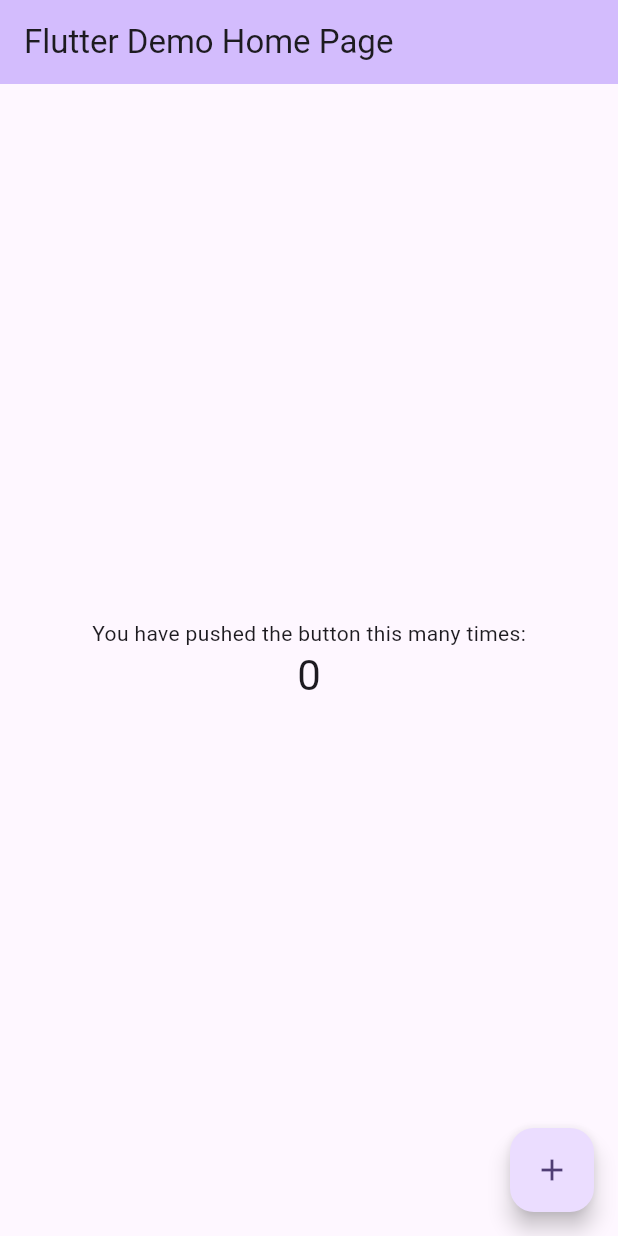
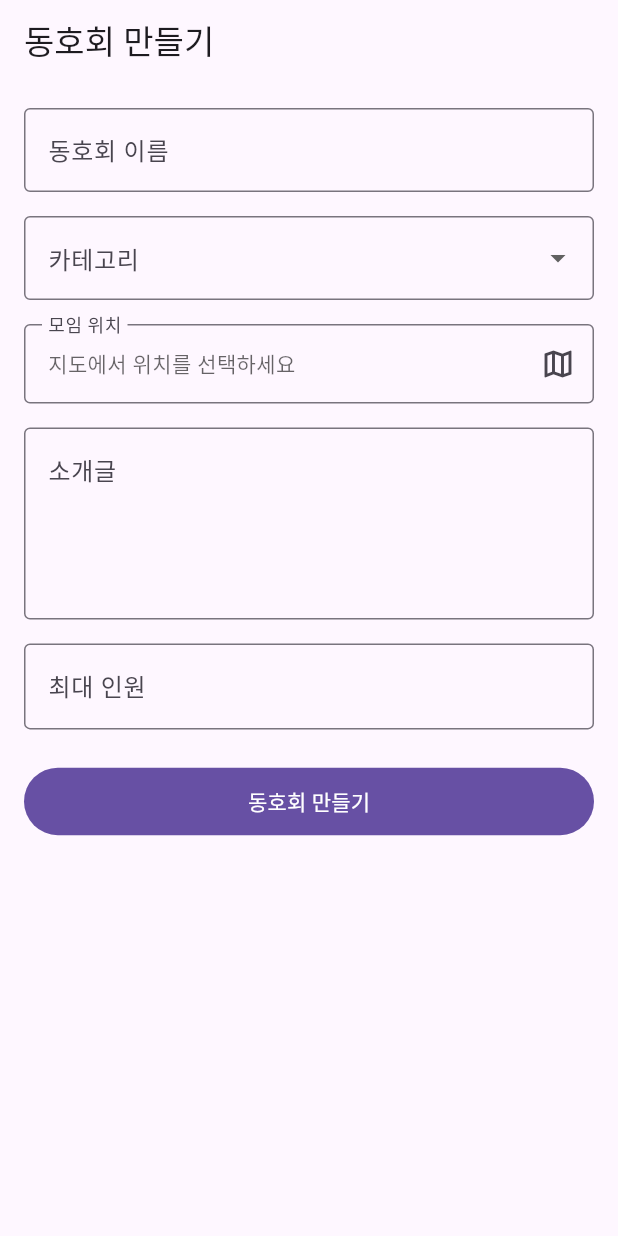
Before and after one commit to taetae0821/HABL, a Flutter app: the screen it shows after launch, on a phone screen of 412 x 824 dp. Run offline on Flutter 3.47's test engine with Material 3 defaults, Android fonts, the phone set to English and light mode, and no system bars; missing offline and left inert: kakao_map_plugin.

Commit message:
임시로 페이지 생성

```diff
--- a/lib/main.dart
+++ b/lib/main.dart
@@ -1,122 +1,21 @@
 import 'package:flutter/material.dart';
+import 'package:kakao_map_plugin/kakao_map_plugin.dart';
+
+import 'src/Formclub.dart';
+import 'src/kakao_config.dart';
 
 void main() {
-  runApp(const MyApp());
+  AuthRepository.initialize(appKey: kakaoJavaScriptKey);
+  runApp(const Main());
 }
 
-class MyApp extends StatelessWidget {
-  const MyApp({super.key});
+class Main extends StatelessWidget {
+  const Main({super.key});
 
-  // This widget is the root of your application.
   @override
   Widget build(BuildContext context) {
-    return MaterialApp(
-      title: 'Flutter Demo',
-      theme: ThemeData(
-        // This is the theme of your application.
-        //
-        // TRY THIS: Try running your application with "flutter run". You'll see
-        // the application has a purple toolbar. Then, without quitting the app,
-        // try changing the seedColor in the colorScheme below to Colors.green
-        // and then invoke "hot reload" (save your changes or press the "hot
-        // reload" button in a Flutter-supported IDE, or press "r" if you used
-        // the command line to start the app).
-        //
-        // Notice that the counter didn't reset back to zero; the application
-        // state is not lost during the reload. To reset the state, use hot
-        // restart instead.
-        //
-        // This works for code too, not just values: Most code changes can be
-        // tested with just a hot reload.
-        colorScheme: .fromSeed(seedColor: Colors.deepPurple),
-      ),
-      home: const MyHomePage(title: 'Flutter Demo Home Page'),
+    return const MaterialApp(
+      home: Formclub(),
     );
   }
 }
-
-class MyHomePage extends StatefulWidget {
-  const MyHomePage({super.key, required this.title});
-
-  // This widget is the home page of your application. It is stateful, meaning
-  // that it has a State object (defined below) that contains fields that affect
-  // how it looks.
-
-  // This class is the configuration for the state. It holds the values (in this
-  // case the title) provided by the parent (in this case the App widget) and
-  // used by the build method of the State. Fields in a Widget subclass are
-  // always marked "final".
-
-  final String title;
-
-  @override
-  State<MyHomePage> createState() => _MyHomePageState();
-}
-
-class _MyHomePageState extends State<MyHomePage> {
-  int _counter = 0;
-
-  void _incrementCounter() {
-    setState(() {
-      // This call to setState tells the Flutter framework that something has
-      // changed in this State, which causes it to rerun the build method below
-      // so that the display can reflect the updated values. If we changed
-      // _counter without calling setState(), then the build method would not be
-      // called again, and so nothing would appear to happen.
-      _counter++;
-    });
-  }
-
-  @override
-  Widget build(BuildContext context) {
-    // This method is rerun every time setState is called, for instance as done
-    // by the _incrementCounter method above.
-    //
-    // The Flutter framework has been optimized to make rerunning build methods
-    // fast, so that you can just rebuild anything that needs updating rather
-    // than having to individually change instances of widgets.
-    return Scaffold(
-      appBar: AppBar(
-        // TRY THIS: Try changing the color here to a specific color (to
-        // Colors.amber, perhaps?) and trigger a hot reload to see the AppBar
-        // change color while the other colors stay the same.
-        backgroundColor: Theme.of(context).colorScheme.inversePrimary,
-        // Here we take the value from the MyHomePage object that was created by
-        // the App.build method, and use it to set our appbar title.
-        title: Text(widget.title),
-      ),
-      body: Center(
-        // Center is a layout widget. It takes a single child and positions it
-        // in the middle of the parent.
-        child: Column(
-          // Column is also a layout widget. It takes a list of children and
-          // arranges them vertically. By default, it sizes itself to fit its
-          // children horizontally, and tries to be as tall as its parent.
-          //
-          // Column has various properties to control how it sizes itself and
-          // how it positions its children. Here we use mainAxisAlignment to
-          // center the children vertically; the main axis here is the vertical
-          // axis because Columns are vertical (the cross axis would be
-          // horizontal).
-          //
-          // TRY THIS: Invoke "debug painting" (choose the "Toggle Debug Paint"
-          // action in the IDE, or press "p" in the console), to see the
-          // wireframe for each widget.
-          mainAxisAlignment: .center,
-          children: [
-            const Text('You have pushed the button this many times:'),
-            Text(
-              '$_counter',
-              style: Theme.of(context).textTheme.headlineMedium,
-            ),
-          ],
-        ),
-      ),
-      floatingActionButton: FloatingActionButton(
-        onPressed: _incrementCounter,
-        tooltip: 'Increment',
-        child: const Icon(Icons.add),
-      ),
-    );
-  }
-}
--- /dev/null
+++ b/lib/src/Formclub.dart
@@ -0,0 +1,170 @@
+import 'package:flutter/material.dart';
+import 'package:kakao_map_plugin/kakao_map_plugin.dart';
+
+import 'location_picker_page.dart';
+
+const List<String> _clubCategories = [
+  '운동',
+  '스터디',
+  '음악',
+  '미술/공예',
+  '여행',
+  '게임',
+  '봉사활동',
+  '기타',
+];
+
+class Formclub extends StatefulWidget {
+  const Formclub({super.key});
+
+  @override
+  State<Formclub> createState() => _FormclubState();
+}
+
+class _FormclubState extends State<Formclub> {
+  final _formKey = GlobalKey<FormState>();
+  final _nameController = TextEditingController();
+  final _descriptionController = TextEditingController();
+  final _maxMemberController = TextEditingController();
+
+  String? _selectedCategory;
+  LatLng? _selectedLatLng;
+  String? _selectedAddress;
+
+  @override
+  void dispose() {
+    _nameController.dispose();
+    _descriptionController.dispose();
+    _maxMemberController.dispose();
+    super.dispose();
+  }
+
+  Future<void> _pickLocation() async {
+    final result = await Navigator.of(context).push<ClubLocationResult>(
+      MaterialPageRoute(
+        builder: (_) => LocationPickerPage(initialLatLng: _selectedLatLng),
+      ),
+    );
+    if (result != null) {
+      setState(() {
+        _selectedLatLng = result.latLng;
+        _selectedAddress = result.address;
+      });
+    }
+  }
+
+  void _submit() {
+    final isValid = _formKey.currentState!.validate();
+    if (!isValid) return;
+
+    // TODO: 실제 저장/제출 로직 연결
+    ScaffoldMessenger.of(context).showSnackBar(
+      SnackBar(content: Text('"${_nameController.text}" 동호회가 생성되었습니다.')),
+    );
+  }
+
+  @override
+  Widget build(BuildContext context) {
+    return Scaffold(
+      appBar: AppBar(title: const Text('동호회 만들기')),
+      body: Form(
+        key: _formKey,
+        child: ListView(
+          padding: const EdgeInsets.all(16),
+          children: [
+            TextFormField(
+              controller: _nameController,
+              decoration: const InputDecoration(
+                labelText: '동호회 이름',
+                border: OutlineInputBorder(),
+              ),
+              validator: (value) => (value == null || value.trim().isEmpty)
+                  ? '동호회 이름을 입력해주세요.'
+                  : null,
+            ),
+            const SizedBox(height: 16),
+            DropdownButtonFormField<String>(
+              initialValue: _selectedCategory,
+              decoration: const InputDecoration(
+                labelText: '카테고리',
+                border: OutlineInputBorder(),
+              ),
+              items: _clubCategories
+                  .map((c) => DropdownMenuItem(value: c, child: Text(c)))
+                  .toList(),
+              onChanged: (value) => setState(() => _selectedCategory = value),
+              validator: (value) => value == null ? '카테고리를 선택해주세요.' : null,
+            ),
+            const SizedBox(height: 16),
+            FormField<LatLng>(
+              validator: (_) =>
+                  _selectedLatLng == null ? '지도에서 위치를 선택해주세요.' : null,
+              builder: (field) {
+                return InkWell(
+                  onTap: () async {
+                    await _pickLocation();
+                    field.didChange(_selectedLatLng);
+                  },
+                  child: InputDecorator(
+                    decoration: InputDecoration(
+                      labelText: '모임 위치',
+                      border: const OutlineInputBorder(),
+                      suffixIcon: const Icon(Icons.map_outlined),
+                      errorText: field.errorText,
+                    ),
+                    child: Text(
+                      _selectedAddress ?? '지도에서 위치를 선택하세요',
+                      style: _selectedAddress == null
+                          ? TextStyle(color: Theme.of(context).hintColor)
+                          : null,
+                    ),
+                  ),
+                );
+              },
+            ),
+            const SizedBox(height: 16),
+            TextFormField(
+              controller: _descriptionController,
+              maxLines: 4,
+              decoration: const InputDecoration(
+                labelText: '소개글',
+                hintText: '동호회를 소개하는 글을 작성해주세요',
+                border: OutlineInputBorder(),
+                alignLabelWithHint: true,
+              ),
+              validator: (value) => (value == null || value.trim().isEmpty)
+                  ? '소개글을 입력해주세요.'
+                  : null,
+            ),
+            const SizedBox(height: 16),
+            TextFormField(
+              controller: _maxMemberController,
+              keyboardType: TextInputType.number,
+              decoration: const InputDecoration(
+                labelText: '최대 인원',
+                suffixText: '명',
+                border: OutlineInputBorder(),
+              ),
+              validator: (value) {
+                if (value == null || value.trim().isEmpty) {
+                  return '최대 인원을 입력해주세요.';
+                }
+                final n = int.tryParse(value);
+                if (n == null || n <= 0) return '올바른 숫자를 입력해주세요.';
+                return null;
+              },
+            ),
+            const SizedBox(height: 24),
+            FilledButton(
+              onPressed: _submit,
+              child: const Padding(
+                padding: EdgeInsets.symmetric(vertical: 12),
+                child: Text('동호회 만들기'),
+              ),
+            ),
+          ],
+        ),
+      ),
+    );
+  }
+}
--- a/pubspec.yaml
+++ b/pubspec.yaml
@@ -34,6 +34,7 @@ dependencies:
   # The following adds the Cupertino Icons font to your application.
   # Use with the CupertinoIcons class for iOS style icons.
   cupertino_icons: ^1.0.8
+  kakao_map_plugin: ^1.0.0
 
 dev_dependencies:
   flutter_test:
```
Also changed, not shown: lib/src/kakao_config.dart (added, +7 -0 lines), lib/src/location_picker_page.dart (added, +100 -0 lines), pubspec.lock, 3 other files.
